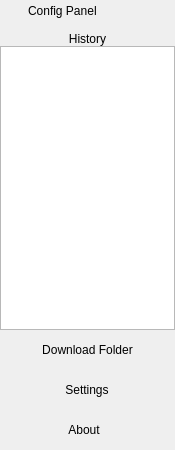
Old version of the form src/common/view/configpanel.ui in the repository filesdnd/filesdnd-qt.
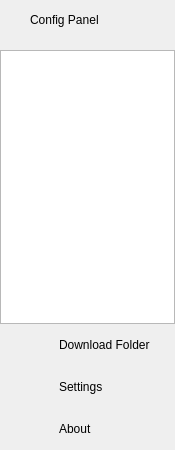
New version of the form. Icons and pictures are not drawn.

Commit message: Style config panel

What changed in the file:
```diff
--- a/src/common/view/configpanel.ui
+++ b/src/common/view/configpanel.ui
@@ -42,6 +42,7 @@
     <number>0</number>
    </property>
    <item>
+    <widget class="QWidget" name="configWidget" native="true">
     <layout class="QHBoxLayout" name="configPanelLayout">
      <item>
       <spacer name="configLeftSpacer">
@@ -63,30 +64,20 @@
        </property>
       </widget>
      </item>
-     <item>
-      <spacer name="horizontalSpacer">
-       <property name="orientation">
-        <enum>Qt::Horizontal</enum>
-       </property>
-       <property name="sizeType">
-        <enum>QSizePolicy::Fixed</enum>
-       </property>
-       <property name="sizeHint" stdset="0">
-        <size>
-         <width>10</width>
-         <height>20</height>
-        </size>
-       </property>
-      </spacer>
-     </item>
      <item>
       <widget class="QPushButton" name="refreshButton">
        <property name="text">
         <string/>
        </property>
        <property name="icon">
-        <iconset>
-         <normaloff>:/images/refresh-blue-arrows.png</normaloff>:/images/refresh-blue-arrows.png</iconset>
+         <iconset resource="../../resources.qrc">
+          <normaloff>:/images/flat/refresh-circle-flat.png</normaloff>:/images/flat/refresh-circle-flat.png</iconset>
+        </property>
+        <property name="iconSize">
+         <size>
+          <width>24</width>
+          <height>24</height>
+         </size>
        </property>
        <property name="flat">
         <bool>true</bool>
@@ -107,6 +98,7 @@
       </spacer>
      </item>
     </layout>
+    </widget>
    </item>
    <item>
     <spacer name="configBottomSpacer">
@@ -124,19 +116,6 @@
      </property>
     </spacer>
    </item>
-   <item>
-    <widget class="QLabel" name="historyLabel">
-     <property name="styleSheet">
-      <string notr="true"/>
-     </property>
-     <property name="text">
-      <string>History</string>
-     </property>
-     <property name="alignment">
-      <set>Qt::AlignCenter</set>
-     </property>
-    </widget>
-   </item>
    <item>
     <widget class="QListWidget" name="historyListWidget"/>
    </item>
@@ -148,22 +127,63 @@
         <property name="orientation">
          <enum>Qt::Horizontal</enum>
         </property>
+        <property name="sizeType">
+         <enum>QSizePolicy::Fixed</enum>
+        </property>
         <property name="sizeHint" stdset="0">
          <size>
-          <width>40</width>
+          <width>15</width>
           <height>20</height>
          </size>
         </property>
        </spacer>
       </item>
       <item>
-       <widget class="QPushButton" name="downloadFolderButton">
+       <widget class="QLabel" name="downloadFolderIcon">
+        <property name="minimumSize">
+         <size>
+          <width>24</width>
+          <height>24</height>
+         </size>
+        </property>
+        <property name="maximumSize">
+         <size>
+          <width>24</width>
+          <height>24</height>
+         </size>
+        </property>
+        <property name="text">
+         <string/>
+        </property>
+        <property name="pixmap">
+         <pixmap resource="../../resources.qrc">:/images/flat/download-flat.png</pixmap>
+        </property>
+        <property name="scaledContents">
+         <bool>true</bool>
+        </property>
+       </widget>
+      </item>
+      <item>
+       <spacer name="downloadFolderCenterSpacer">
+        <property name="orientation">
+         <enum>Qt::Horizontal</enum>
+        </property>
+        <property name="sizeType">
+         <enum>QSizePolicy::Fixed</enum>
+        </property>
+        <property name="sizeHint" stdset="0">
+         <size>
+          <width>5</width>
+          <height>20</height>
+         </size>
+        </property>
+       </spacer>
+      </item>
+      <item>
+       <widget class="QLabel" name="downloadFolderLabel">
         <property name="text">
          <string>Download Folder</string>
         </property>
-        <property name="flat">
-         <bool>true</bool>
-        </property>
        </widget>
       </item>
       <item>
@@ -190,22 +210,63 @@
         <property name="orientation">
          <enum>Qt::Horizontal</enum>
         </property>
+        <property name="sizeType">
+         <enum>QSizePolicy::Fixed</enum>
+        </property>
         <property name="sizeHint" stdset="0">
          <size>
-          <width>40</width>
+          <width>15</width>
           <height>20</height>
          </size>
         </property>
        </spacer>
       </item>
       <item>
-       <widget class="QPushButton" name="settingsButton">
+       <widget class="QLabel" name="settingsIcon">
+        <property name="minimumSize">
+         <size>
+          <width>24</width>
+          <height>24</height>
+         </size>
+        </property>
+        <property name="maximumSize">
+         <size>
+          <width>24</width>
+          <height>24</height>
+         </size>
+        </property>
+        <property name="text">
+         <string/>
+        </property>
+        <property name="pixmap">
+         <pixmap resource="../../resources.qrc">:/images/flat/settings-flat.png</pixmap>
+        </property>
+        <property name="scaledContents">
+         <bool>true</bool>
+        </property>
+       </widget>
+      </item>
+      <item>
+       <spacer name="settingsCenterSpacer">
+        <property name="orientation">
+         <enum>Qt::Horizontal</enum>
+        </property>
+        <property name="sizeType">
+         <enum>QSizePolicy::Fixed</enum>
+        </property>
+        <property name="sizeHint" stdset="0">
+         <size>
+          <width>5</width>
+          <height>20</height>
+         </size>
+        </property>
+       </spacer>
+      </item>
+      <item>
+       <widget class="QLabel" name="settingsLabel">
         <property name="text">
          <string>Settings</string>
         </property>
-        <property name="flat">
-         <bool>true</bool>
-        </property>
        </widget>
       </item>
       <item>
@@ -227,33 +288,68 @@
    <item>
     <widget class="QWidget" name="aboutWidget" native="true">
      <layout class="QHBoxLayout" name="horizontalLayout_2">
-      <property name="spacing">
-       <number>6</number>
-      </property>
-      <property name="leftMargin">
-       <number>1</number>
-      </property>
       <item>
        <spacer name="aboutLeftSpacer">
         <property name="orientation">
          <enum>Qt::Horizontal</enum>
         </property>
+        <property name="sizeType">
+         <enum>QSizePolicy::Fixed</enum>
+        </property>
         <property name="sizeHint" stdset="0">
          <size>
-          <width>40</width>
+          <width>15</width>
           <height>20</height>
          </size>
         </property>
        </spacer>
       </item>
       <item>
-       <widget class="QPushButton" name="aboutButton">
+       <widget class="QLabel" name="aboutIcon">
+        <property name="minimumSize">
+         <size>
+          <width>24</width>
+          <height>24</height>
+         </size>
+        </property>
+        <property name="maximumSize">
+         <size>
+          <width>24</width>
+          <height>24</height>
+         </size>
+        </property>
+        <property name="text">
+         <string/>
+        </property>
+        <property name="pixmap">
+         <pixmap resource="../../resources.qrc">:/images/flat/contact-flat.png</pixmap>
+        </property>
+        <property name="scaledContents">
+         <bool>true</bool>
+        </property>
+       </widget>
+      </item>
+      <item>
+       <spacer name="aboutCenterSpacer">
+        <property name="orientation">
+         <enum>Qt::Horizontal</enum>
+        </property>
+        <property name="sizeType">
+         <enum>QSizePolicy::Fixed</enum>
+        </property>
+        <property name="sizeHint" stdset="0">
+         <size>
+          <width>5</width>
+          <height>20</height>
+         </size>
+        </property>
+       </spacer>
+      </item>
+      <item>
+       <widget class="QLabel" name="aboutLabel">
         <property name="text">
          <string>About</string>
         </property>
-        <property name="flat">
-         <bool>true</bool>
-        </property>
        </widget>
       </item>
       <item>
```
Left out of the diff: 4 changed lines with no effect on the pictures. Lines whose indentation alone changed are shown as unchanged. The commit also changes 8 other files.
